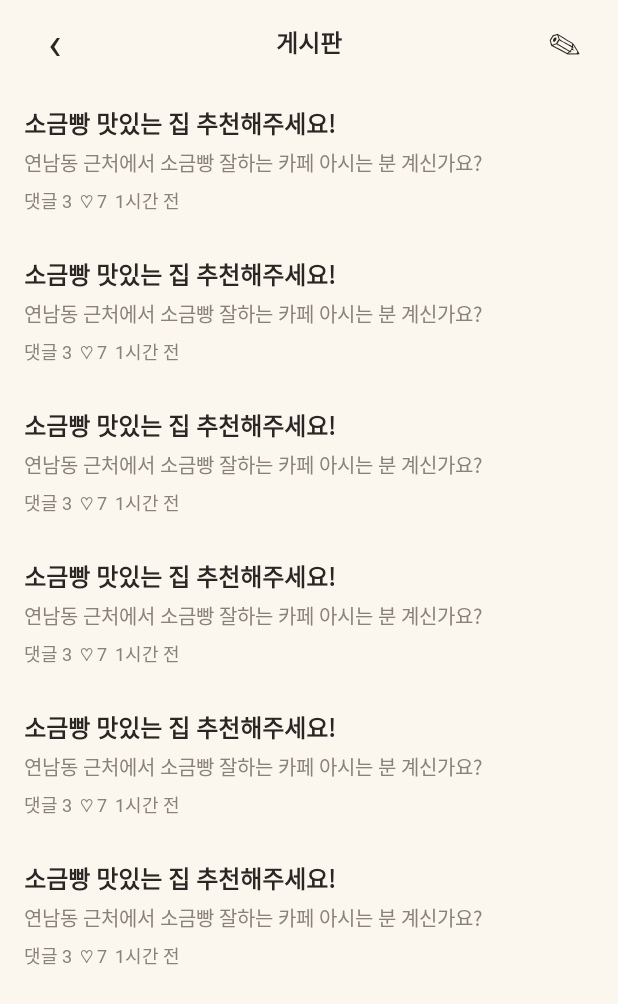
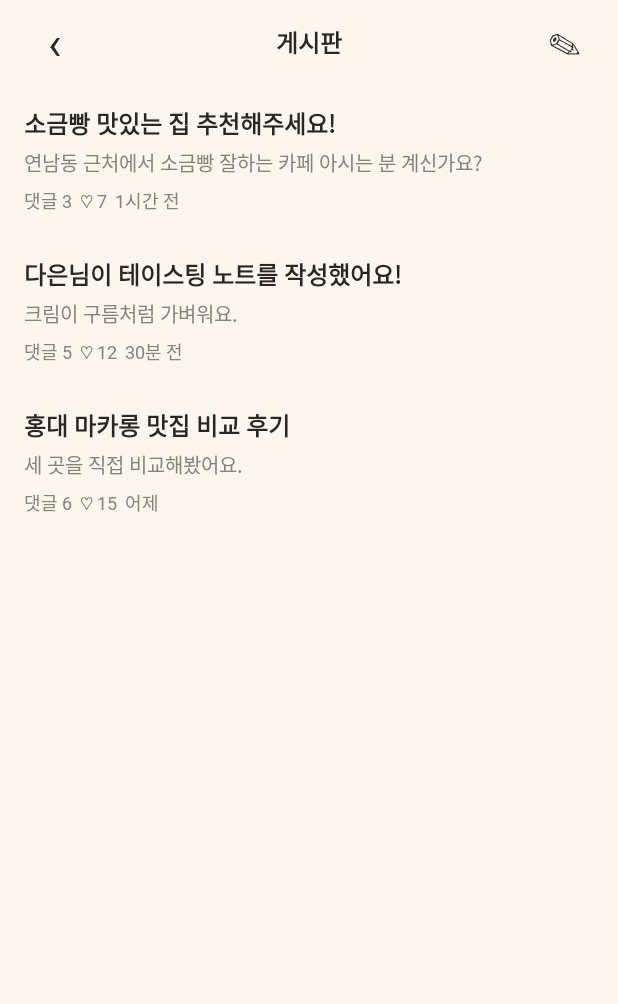
Before and after one commit to marshm6llow-dessertrip/dessertrip, an Android app: the PostListActivity screen opened directly, with no data from a screen before it, on a phone screen of 412 x 824 dp. Shown: the top 1004 px of the screen. Run offline under Robolectric (Android 15) with nearby library versions, the phone set to English and light mode, and no system bars; 1 statement that could not run was skipped.

Commit message:
feat: 게시글 임시 데이터 저장소와 목록 RecyclerView 구성

```diff
--- /dev/null
+++ b/app/src/main/java/com/example/dessertrip/ui/community/Post.java
@@ -0,0 +1,36 @@
+package com.example.dessertrip.ui.community;
+
+public class Post {
+    private final int post_id;
+    private final int post_category_id;   // 1=자유글, 2=테이스팅 노트
+    private String post_title;
+    private String post_content;
+    private final String author_name;
+    private int like_count;
+    private int comment_count;
+    private final String created_at;
+
+    public Post(int post_id, int post_category_id, String post_title, String post_content,
+                String author_name, int like_count, int comment_count, String created_at) {
+        this.post_id = post_id;
+        this.post_category_id = post_category_id;
+        this.post_title = post_title;
+        this.post_content = post_content;
+        this.author_name = author_name;
+        this.like_count = like_count;
+        this.comment_count = comment_count;
+        this.created_at = created_at;
+    }
+
+    public int getPost_id() { return post_id; }
+    public int getPost_category_id() { return post_category_id; }
+    public String getPost_title() { return post_title; }
+    public String getPost_content() { return post_content; }
+    public String getAuthor_name() { return author_name; }
+    public int getLike_count() { return like_count; }
+    public int getComment_count() { return comment_count; }
+    public String getCreated_at() { return created_at; }
+
+    public void setPost_title(String t) { this.post_title = t; }
+    public void setPost_content(String c) { this.post_content = c; }
+}
--- /dev/null
+++ b/app/src/main/java/com/example/dessertrip/ui/community/PostAdapter.java
@@ -0,0 +1,65 @@
+package com.example.dessertrip.ui.community;
+
+import android.content.Intent;
+import android.view.LayoutInflater;
+import android.view.View;
+import android.view.ViewGroup;
+import android.widget.TextView;
+
+import androidx.annotation.NonNull;
+import androidx.recyclerview.widget.RecyclerView;
+
+import com.example.dessertrip.R;
+
+import java.util.ArrayList;
+import java.util.List;
+
+public class PostAdapter extends RecyclerView.Adapter<PostAdapter.ViewHolder> {
+
+    private final List<Post> posts = new ArrayList<>();
+
+    public void setPosts(List<Post> newPosts) {
+        posts.clear();
+        posts.addAll(newPosts);
+        notifyDataSetChanged();
+    }
+
+    static class ViewHolder extends RecyclerView.ViewHolder {
+        TextView title, preview, meta;
+        ViewHolder(View v) {
+            super(v);
+            title = v.findViewById(R.id.tv_post_title);
+            preview = v.findViewById(R.id.tv_post_preview);
+            meta = v.findViewById(R.id.tv_post_meta);
+        }
+    }
+
+    @NonNull
+    @Override
+    public ViewHolder onCreateViewHolder(@NonNull ViewGroup parent, int viewType) {
+        View v = LayoutInflater.from(parent.getContext())
+                .inflate(R.layout.item_post, parent, false);
+        return new ViewHolder(v);
+    }
+
+    @Override
+    public void onBindViewHolder(@NonNull ViewHolder holder, int position) {
+        Post p = posts.get(position);
+        holder.title.setText(p.getPost_title());
+        holder.preview.setText(p.getPost_content());
+        holder.meta.setText("댓글 " + p.getComment_count() + "  ♡ " + p.getLike_count()
+                + "  " + p.getCreated_at());
+
+        holder.itemView.setOnClickListener(v -> {
+            Intent intent = new Intent(v.getContext(), PostDetailActivity.class);
+            intent.putExtra("post_id", p.getPost_id());
+            intent.putExtra("post_category_id", p.getPost_category_id());
+            v.getContext().startActivity(intent);
+        });
+    }
+
+    @Override
+    public int getItemCount() {
+        return posts.size();
+    }
+}
--- a/app/src/main/java/com/example/dessertrip/ui/community/PostListActivity.java
+++ b/app/src/main/java/com/example/dessertrip/ui/community/PostListActivity.java
@@ -1,20 +1,47 @@
 package com.example.dessertrip.ui.community;
 
+import android.content.Intent;
 import android.os.Bundle;
-import android.view.View;
 
+import androidx.activity.EdgeToEdge;
 import androidx.appcompat.app.AppCompatActivity;
+import androidx.core.graphics.Insets;
+import androidx.core.view.ViewCompat;
+import androidx.core.view.WindowInsetsCompat;
+import androidx.recyclerview.widget.LinearLayoutManager;
+import androidx.recyclerview.widget.RecyclerView;
 
 import com.example.dessertrip.R;
 
 public class PostListActivity extends AppCompatActivity {
 
+    private PostAdapter adapter;
+
     @Override
     protected void onCreate(Bundle savedInstanceState) {
         super.onCreate(savedInstanceState);
+        EdgeToEdge.enable(this);
         setContentView(R.layout.activity_post_list);
+        ViewCompat.setOnApplyWindowInsetsListener(findViewById(R.id.main), (v, insets) -> {
+            Insets bars = insets.getInsets(WindowInsetsCompat.Type.systemBars());
+            v.setPadding(bars.left, bars.top, bars.right, bars.bottom);
+            return insets;
+        });
 
-        // 뒤로 가기
+        adapter = new PostAdapter();
+        RecyclerView rv = findViewById(R.id.rv_post_list);
+        rv.setLayoutManager(new LinearLayoutManager(this));
+        rv.setAdapter(adapter);
+
         findViewById(R.id.tv_back).setOnClickListener(v -> finish());
+        findViewById(R.id.tv_write).setOnClickListener(v ->
+                startActivity(new Intent(this, PostWriteActivity.class)));
+    }
+
+    // 작성·수정·삭제 후 돌아왔을 때 목록 갱신
+    @Override
+    protected void onResume() {
+        super.onResume();
+        adapter.setPosts(PostRepository.getAll());
     }
 }
--- /dev/null
+++ b/app/src/main/java/com/example/dessertrip/ui/community/PostRepository.java
@@ -0,0 +1,47 @@
+package com.example.dessertrip.ui.community;
+
+import java.util.ArrayList;
+import java.util.List;
+
+public class PostRepository {
+
+    private static final List<Post> posts = new ArrayList<>();
+    private static int nextId = 100;
+
+    static {
+        posts.add(new Post(1, 1, "소금빵 맛있는 집 추천해주세요!",
+                "연남동 근처에서 소금빵 잘하는 카페 아시는 분 계신가요?", "다은", 7, 3, "1시간 전"));
+        posts.add(new Post(2, 2, "다은님이 테이스팅 노트를 작성했어요!",
+                "크림이 구름처럼 가벼워요.", "다은", 12, 5, "30분 전"));
+        posts.add(new Post(3, 1, "홍대 마카롱 맛집 비교 후기",
+                "세 곳을 직접 비교해봤어요.", "버터산책", 15, 6, "어제"));
+    }
+
+    public static List<Post> getAll() {
+        return new ArrayList<>(posts);
+    }
+
+    public static Post findById(int id) {
+        for (Post p : posts) {
+            if (p.getPost_id() == id) return p;
+        }
+        return null;
+    }
+
+    public static void add(String title, String content) {
+        posts.add(0, new Post(nextId++, 1, title, content, "소은", 0, 0, "방금 전"));
+    }
+
+    public static void update(int id, String title, String content) {
+        Post p = findById(id);
+        if (p != null) {
+            p.setPost_title(title);
+            p.setPost_content(content);
+        }
+    }
+
+    public static void delete(int id) {
+        Post p = findById(id);
+        if (p != null) posts.remove(p);
+    }
+}
--- a/app/src/main/res/layout/activity_post_list.xml
+++ b/app/src/main/res/layout/activity_post_list.xml
@@ -42,22 +42,9 @@
             android:textSize="22sp" />
     </LinearLayout>
 
-    <ScrollView
+    <androidx.recyclerview.widget.RecyclerView
+        android:id="@+id/rv_post_list"
         android:layout_width="match_parent"
-        android:layout_height="match_parent">
-
-        <LinearLayout
-            android:id="@+id/layout_post_list"
-            android:layout_width="match_parent"
-            android:layout_height="wrap_content"
-            android:orientation="vertical">
-
-            <include layout="@layout/item_post" />
-            <include layout="@layout/item_post" />
-            <include layout="@layout/item_post" />
-            <include layout="@layout/item_post" />
-            <include layout="@layout/item_post" />
-            <include layout="@layout/item_post" />
-        </LinearLayout>
-    </ScrollView>
+        android:layout_height="0dp"
+        android:layout_weight="1" />
 </LinearLayout>
```
